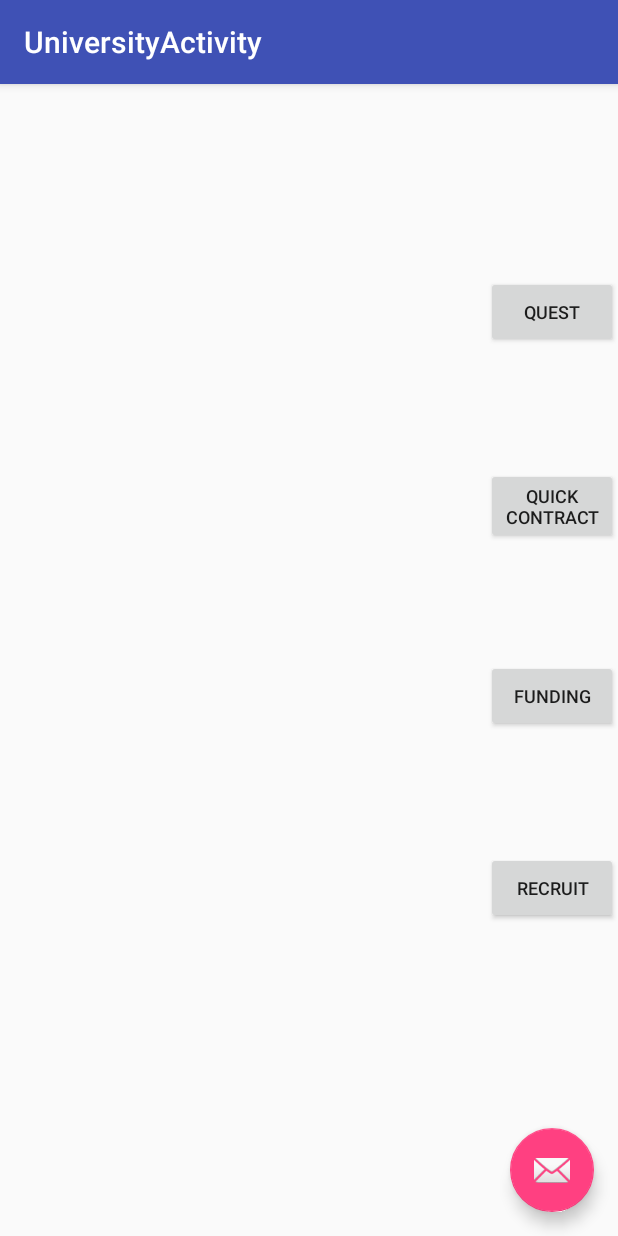
After one commit to Kyarie/Uni3000, an Android app: the UniversityActivity screen opened directly, with no data from a screen before it, on a phone screen of 412 x 824 dp. The commit adds this screen. Run offline under Robolectric (Android 15) with nearby library versions, the phone set to English and light mode, and no system bars.

Commit message:
linked university button with university activity

```diff
--- a/app/build.gradle
+++ b/app/build.gradle
@@ -38,6 +38,7 @@ dependencies {
     compile 'com.google.dagger:dagger:2.11'
     compile 'com.google.dagger:dagger-android-support:2.11'
     compile 'com.readystatesoftware.sqliteasset:sqliteassethelper:+'
+    compile 'com.android.support:design:26.+'
     testCompile 'junit:junit:4.12'
     annotationProcessor 'com.google.dagger:dagger-compiler:2.11'
     annotationProcessor 'com.google.dagger:dagger-android-processor:2.11'
--- a/app/src/main/AndroidManifest.xml
+++ b/app/src/main/AndroidManifest.xml
@@ -3,10 +3,10 @@
     package="com.uni3000.uni3000">
 
     <application
+        android:name=".Uni3000App"
         android:allowBackup="true"
         android:icon="@mipmap/ic_launcher"
         android:label="@string/app_name"
-        android:name="com.uni3000.uni3000.Uni3000App"
         android:roundIcon="@mipmap/ic_launcher_round"
         android:supportsRtl="true"
         android:theme="@style/AppTheme">
@@ -17,6 +17,10 @@
                 <category android:name="android.intent.category.LAUNCHER" />
             </intent-filter>
         </activity>
+        <activity
+            android:name=".view.university.UniversityActivity"
+            android:label="@string/title_activity_university"
+            android:theme="@style/AppTheme.NoActionBar"></activity>
     </application>
 
 </manifest>
--- /dev/null
+++ b/app/src/main/java/com/uni3000/uni3000/view/university/UniversityActivity.java
@@ -0,0 +1,31 @@
+package com.uni3000.uni3000.view.university;
+
+import android.os.Bundle;
+import android.support.design.widget.FloatingActionButton;
+import android.support.design.widget.Snackbar;
+import android.support.v7.app.AppCompatActivity;
+import android.support.v7.widget.Toolbar;
+import android.view.View;
+
+import com.uni3000.uni3000.R;
+
+public class UniversityActivity extends AppCompatActivity {
+
+    @Override
+    protected void onCreate(Bundle savedInstanceState) {
+        super.onCreate(savedInstanceState);
+        setContentView(R.layout.activity_university);
+        Toolbar toolbar = (Toolbar) findViewById(R.id.toolbar);
+        setSupportActionBar(toolbar);
+
+        FloatingActionButton fab = (FloatingActionButton) findViewById(R.id.fab);
+        fab.setOnClickListener(new View.OnClickListener() {
+            @Override
+            public void onClick(View view) {
+                Snackbar.make(view, "Replace with your own action", Snackbar.LENGTH_LONG)
+                        .setAction("Action", null).show();
+            }
+        });
+    }
+
+}
--- /dev/null
+++ b/app/src/main/res/layout/activity_university.xml
@@ -0,0 +1,33 @@
+<?xml version="1.0" encoding="utf-8"?>
+<android.support.design.widget.CoordinatorLayout xmlns:android="http://schemas.android.com/apk/res/android"
+    xmlns:app="http://schemas.android.com/apk/res-auto"
+    xmlns:tools="http://schemas.android.com/tools"
+    android:layout_width="match_parent"
+    android:layout_height="match_parent"
+    tools:context="com.uni3000.uni3000.view.university.UniversityActivity">
+
+    <android.support.design.widget.AppBarLayout
+        android:layout_width="match_parent"
+        android:layout_height="wrap_content"
+        android:theme="@style/AppTheme.AppBarOverlay">
+
+        <android.support.v7.widget.Toolbar
+            android:id="@+id/toolbar"
+            android:layout_width="match_parent"
+            android:layout_height="?attr/actionBarSize"
+            android:background="?attr/colorPrimary"
+            app:popupTheme="@style/AppTheme.PopupOverlay" />
+
+    </android.support.design.widget.AppBarLayout>
+
+    <include layout="@layout/content_university" />
+
+    <android.support.design.widget.FloatingActionButton
+        android:id="@+id/fab"
+        android:layout_width="wrap_content"
+        android:layout_height="wrap_content"
+        android:layout_gravity="bottom|end"
+        android:layout_margin="@dimen/fab_margin"
+        app:srcCompat="@android:drawable/ic_dialog_email" />
+
+</android.support.design.widget.CoordinatorLayout>
--- /dev/null
+++ b/app/src/main/res/layout/content_university.xml
@@ -0,0 +1,108 @@
+<?xml version="1.0" encoding="utf-8"?>
+<android.support.constraint.ConstraintLayout xmlns:android="http://schemas.android.com/apk/res/android"
+    xmlns:app="http://schemas.android.com/apk/res-auto"
+    xmlns:tools="http://schemas.android.com/tools"
+    android:layout_width="match_parent"
+    android:layout_height="match_parent"
+    app:layout_behavior="@string/appbar_scrolling_view_behavior"
+    tools:context="com.uni3000.uni3000.view.university.UniversityActivity"
+    tools:showIn="@layout/activity_university">
+
+    <LinearLayout
+        xmlns:android="http://schemas.android.com/apk/res/android"
+        android:layout_width="fill_parent"
+        android:layout_height="fill_parent"
+        android:orientation="vertical"
+        >
+        <LinearLayout
+            android:layout_width="wrap_content"
+            android:layout_height="0dp"
+            android:orientation="vertical"
+            android:layout_weight="1"
+            android:layout_gravity="end"
+            >
+
+            <Space
+                android:layout_width="wrap_content"
+                android:layout_height="100dp">
+
+            </Space>
+        </LinearLayout>
+        <LinearLayout
+            android:layout_width="wrap_content"
+            android:layout_height="0dp"
+            android:orientation="vertical"
+            android:layout_weight="1"
+            android:layout_gravity="end"
+            >
+
+            <Button
+                android:id="@+id/questButton"
+                android:layout_width="wrap_content"
+                android:layout_height="wrap_content"
+                android:text="Quest"
+                android:textSize="12sp" />
+        </LinearLayout>
+        <LinearLayout
+            android:layout_width="wrap_content"
+            android:layout_height="0dp"
+            android:orientation="vertical"
+            android:layout_weight="1"
+            android:layout_gravity="end"
+            >
+
+            <Button
+                android:id="@+id/contractButton"
+                android:layout_width="wrap_content"
+                android:layout_height="wrap_content"
+                android:text="Quick\nContract"
+                android:textSize="12sp" />
+        </LinearLayout>
+        <LinearLayout
+            android:layout_width="wrap_content"
+            android:layout_height="0dp"
+            android:orientation="vertical"
+            android:layout_weight="1"
+            android:layout_gravity="end"
+            >
+
+            <Button
+                android:id="@+id/fundingButton"
+                android:layout_width="wrap_content"
+                android:layout_height="wrap_content"
+                android:text="Funding"
+                android:textSize="12sp" />
+        </LinearLayout>
+        <LinearLayout
+            android:layout_width="wrap_content"
+            android:layout_height="0dp"
+            android:orientation="vertical"
+            android:layout_weight="1"
+            android:layout_gravity="end"
+            >
+
+            <Button
+                android:id="@+id/recruitButton"
+                android:layout_width="wrap_content"
+                android:layout_height="wrap_content"
+                android:text="Recruit"
+                android:textSize="12sp" />
+        </LinearLayout>
+        <LinearLayout
+            android:layout_width="wrap_content"
+            android:layout_height="0dp"
+            android:orientation="vertical"
+            android:layout_weight="1"
+            android:layout_gravity="end"
+            >
+
+            <Space
+                android:layout_width="wrap_content"
+                android:layout_height="100dp">
+
+            </Space>
+        </LinearLayout>
+
+    </LinearLayout>
+
+</android.support.constraint.ConstraintLayout>
--- /dev/null
+++ b/app/src/main/res/values/dimens.xml
@@ -0,0 +1,3 @@
+<resources>
+    <dimen name="fab_margin">16dp</dimen>
+</resources>
--- a/app/src/main/res/values/strings.xml
+++ b/app/src/main/res/values/strings.xml
@@ -11,4 +11,5 @@
 
     <!-- TODO: Remove or change this placeholder text -->
     <string name="hello_blank_fragment">Hello blank fragment</string>
+    <string name="title_activity_university">UniversityActivity</string>
 </resources>
--- a/app/src/main/res/values/styles.xml
+++ b/app/src/main/res/values/styles.xml
@@ -20,4 +20,13 @@
         <item name="android:background">@color/black_overlay</item>
     </style>
 
+    <style name="AppTheme.NoActionBar">
+        <item name="windowActionBar">false</item>
+        <item name="windowNoTitle">true</item>
+    </style>
+
+    <style name="AppTheme.AppBarOverlay" parent="ThemeOverlay.AppCompat.Dark.ActionBar" />
+
+    <style name="AppTheme.PopupOverlay" parent="ThemeOverlay.AppCompat.Light" />
+
 </resources>
```
Also changed, not shown: app/src/main/java/com/uni3000/uni3000/view/navigation_tab/NavigationTabFragment.java (+21 -0 lines), app/src/main/res/layout/fragment_action_university.xml (deleted, +0 -97 lines).
